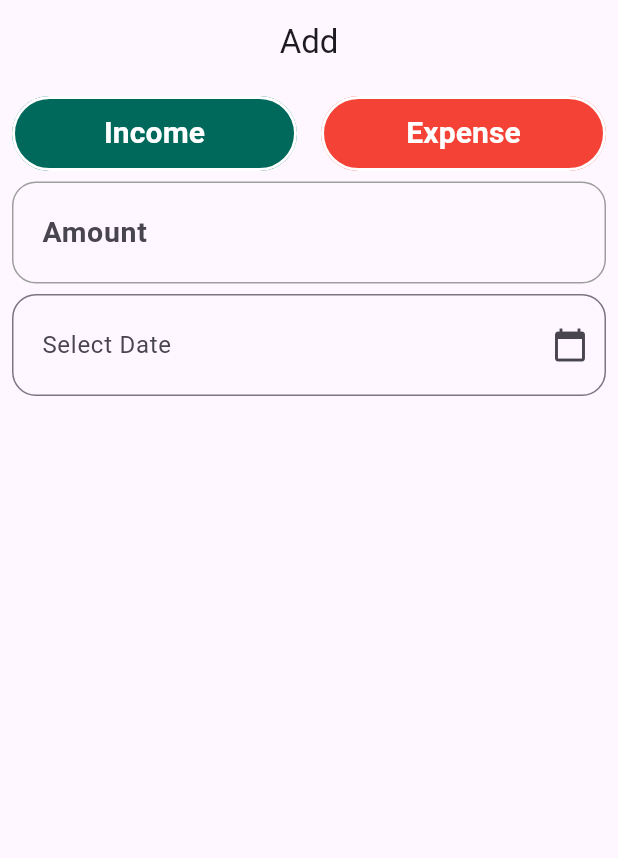
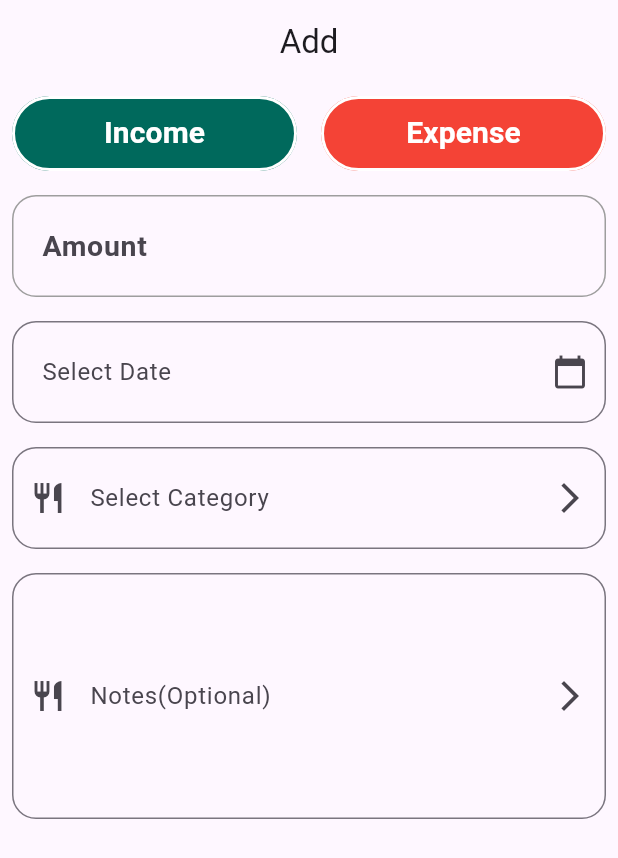
Before and after one commit to NoumanRafiq/finmate_app, a Flutter app: the screen it shows after launch, on a phone screen of 412 x 824 dp. Shown: the top 858 px of the screen. Run offline on Flutter 3.47's test engine with Material 3 defaults, Android fonts, the phone set to English and light mode, and no system bars; our stand-ins replace flutter_riverpod, shared_preferences, smooth_page_indicator.

Commit message:
expense screen modifications

```diff
--- a/lib/screens/add_expense_screen.dart
+++ b/lib/screens/add_expense_screen.dart
@@ -7,15 +7,54 @@ class AddExpenseScreen extends StatelessWidget {
   AddExpenseScreen({super.key});
 
   final TextEditingController _dateController = TextEditingController();
+  final TextEditingController catController = TextEditingController();
+  final List<String> categories = [
+    "Home Loan",
+    "Car Loan",
+    "Education",
+    "Medical",
+    "Other",
+  ];
+
+  String? selectedCategory;
 
   Future<void> _pickDate({required BuildContext context}) async {
     DateTime? pickedDate = await showDatePicker(
-        context: context, firstDate: DateTime(2000), lastDate: DateTime(2030));
+      context: context,
+      firstDate: DateTime(2000),
+      lastDate: DateTime(2030),
+    );
     log('Picked Date $pickedDate');
-    if(pickedDate==null){
+    if (pickedDate == null) {
       _dateController.text = 'No date provided';
-    }else{
-      _dateController.text = '${pickedDate?.day}/${pickedDate?.month}/${pickedDate?.year}';
+    } else {
+      _dateController.text =
+          '${pickedDate?.day}/${pickedDate?.month}/${pickedDate?.year}';
+    }
+  }
+
+  void _pickCategory({required BuildContext context}) async {
+    final String? picked = await showDialog<String>(
+      context: context,
+      builder: (context) {
+        return SimpleDialog(
+          title: Text("Select Category"),
+          children: categories.map((cat) {
+            return SimpleDialogOption(
+              onPressed: () => Navigator.pop(context, cat),
+              child: Text(cat),
+            );
+          }).toList(),
+        );
+      },
+    );
+
+    if (picked != null) {
+      // setState(() {
+      // });
+      catController.text = picked;
+    } else {
+      catController.text = 'No category selected';
     }
   }
 
@@ -26,7 +65,7 @@ class AddExpenseScreen extends StatelessWidget {
       body: Padding(
         padding: const EdgeInsets.all(8.0),
         child: Column(
-          spacing: 7,
+          spacing: 16,
           children: [
             Row(
               spacing: 16,
@@ -75,10 +114,14 @@ class AddExpenseScreen extends StatelessWidget {
                   borderSide: BorderSide(color: Colors.red, width: 2),
                   borderRadius: BorderRadius.circular(16),
                 ),
-                  label: Text('Amount', style: TextStyle(
-                      fontWeight: FontWeight.w700, fontSize: 19),),
+                label: Text(
+                  'Amount',
+                  style: TextStyle(fontWeight: FontWeight.w700, fontSize: 19),
+                ),
                 contentPadding: EdgeInsets.symmetric(
-                      horizontal: 16, vertical: 22)
+                  horizontal: 16,
+                  vertical: 22,
+                ),
               ),
             ),
             TextFormField(
@@ -87,16 +130,55 @@ class AddExpenseScreen extends StatelessWidget {
               decoration: InputDecoration(
                 labelText: "Select Date",
                 border: OutlineInputBorder(
-                    borderRadius: BorderRadius.circular(16)
+                  borderRadius: BorderRadius.circular(16),
                 ),
                 contentPadding: EdgeInsets.symmetric(
-                    horizontal: 16, vertical: 22),
+                  horizontal: 16,
+                  vertical: 22,
+                ),
                 suffixIcon: Icon(Icons.calendar_today),
               ),
-              onTap: (){
+              onTap: () {
                 _pickDate(context: context);
+                // _pickCategory(context: context);
               },
-            )
+            ),
+            TextFormField(
+              controller: catController,
+              readOnly: true,
+              decoration: InputDecoration(
+                labelText: "Select Category",
+                border: OutlineInputBorder(
+                  borderRadius: BorderRadius.circular(16),
+                ),
+                contentPadding: EdgeInsets.symmetric(
+                  horizontal: 16,
+                  vertical: 22,
+                ),
+                suffixIcon: Icon(Icons.arrow_forward_ios),
+                prefixIcon: Icon(Icons.restaurant),
+              ),
+              onTap: () {
+                _pickCategory(context: context);
+              },
+            ),
+            TextFormField(
+              decoration: InputDecoration(
+                labelText: "Notes(Optional)",
+                border: OutlineInputBorder(
+                  borderRadius: BorderRadius.circular(16),
+                ),
+                contentPadding: EdgeInsets.symmetric(
+                  horizontal: 16,
+                  vertical: 22,
+                ),
+                suffixIcon: Icon(Icons.arrow_forward_ios),
+                prefixIcon: Icon(Icons.restaurant),
+              ),
+              keyboardType: TextInputType.multiline,
+              minLines: 5,
+              maxLines: null,
+            ),
           ],
         ),
       ),
```
Lines whose indentation alone changed are shown as unchanged.
